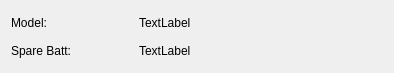
Old version of the form UI/drone.ui in the repository cmpe-DroneLab/GeoFly3D.
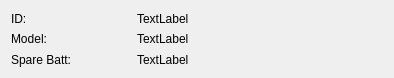
New version of the form.

Diff of the .ui file:
```diff
--- a/UI/drone.ui
+++ b/UI/drone.ui
@@ -7,36 +7,50 @@
     <x>0</x>
     <y>0</y>
     <width>394</width>
-    <height>73</height>
+    <height>78</height>
    </rect>
   </property>
   <property name="windowTitle">
    <string>Form</string>
   </property>
   <layout class="QGridLayout" name="gridLayout">
-   <item row="1" column="0">
-    <widget class="QLabel" name="label_sp">
+   <item row="1" column="1" colspan="2">
+    <widget class="QLabel" name="model_text">
+     <property name="text">
+      <string>TextLabel</string>
+     </property>
+    </widget>
+   </item>
+   <item row="2" column="1" colspan="2">
+    <widget class="QLabel" name="spare_batt_text">
+     <property name="text">
+      <string>TextLabel</string>
+     </property>
+    </widget>
+   </item>
+   <item row="2" column="0">
+    <widget class="QLabel" name="spare_batt_label">
      <property name="text">
       <string>Spare Batt:</string>
      </property>
     </widget>
    </item>
-   <item row="0" column="0">
-    <widget class="QLabel" name="label_md">
+   <item row="1" column="0">
+    <widget class="QLabel" name="model_label">
      <property name="text">
       <string>Model:</string>
      </property>
     </widget>
    </item>
-   <item row="0" column="1" colspan="2">
-    <widget class="QLabel" name="label_drone_model">
+   <item row="0" column="0">
+    <widget class="QLabel" name="id_label">
      <property name="text">
-      <string>TextLabel</string>
+      <string>ID:</string>
      </property>
     </widget>
    </item>
-   <item row="1" column="1" colspan="2">
-    <widget class="QLabel" name="label_spare_batt">
+   <item row="0" column="1">
+    <widget class="QLabel" name="id_text">
      <property name="text">
       <string>TextLabel</string>
      </property>
```
